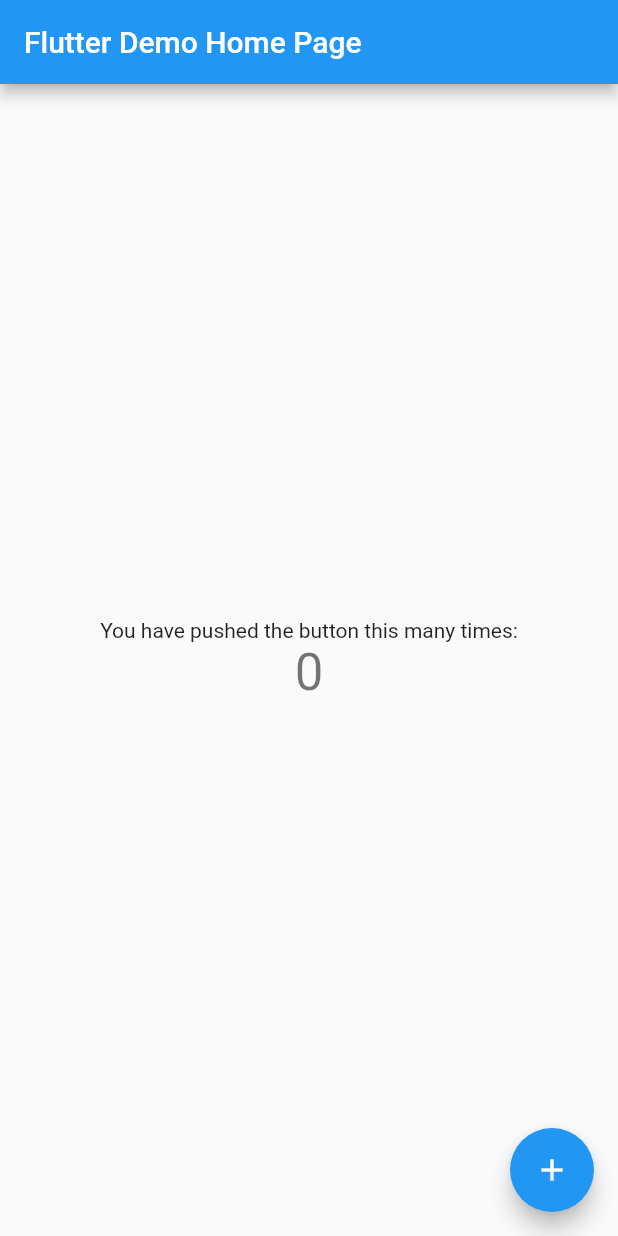
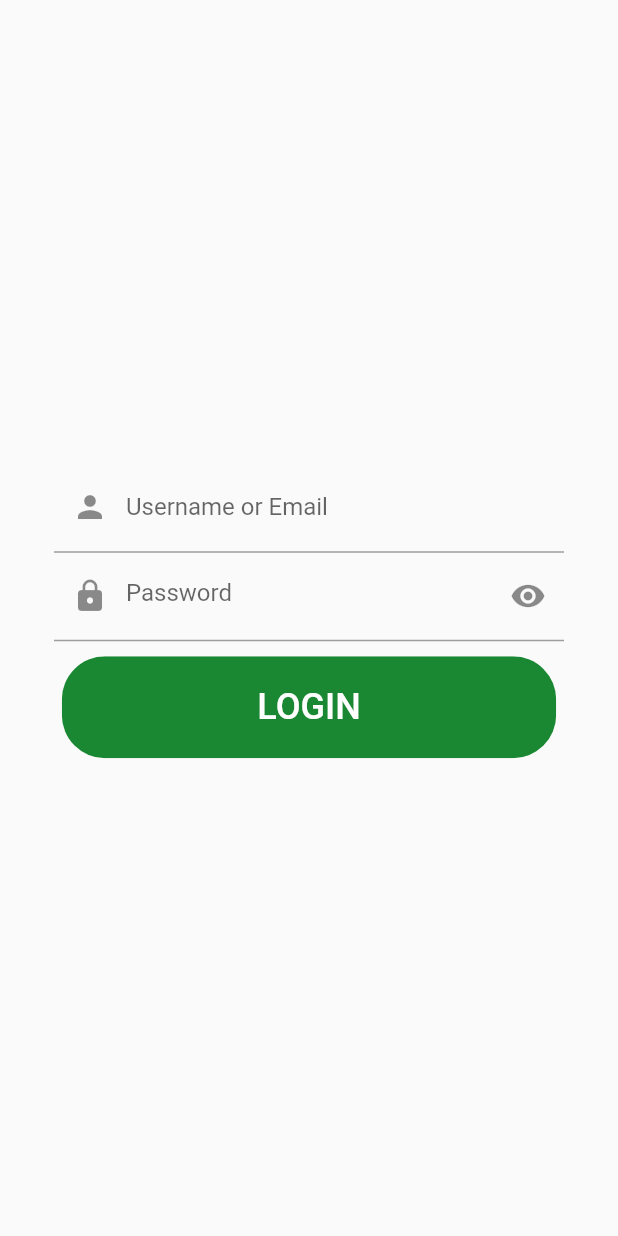
Before and after one commit to ikhsan-fauji/flutter_foody, a Flutter app: the screen it shows after launch, on a phone screen of 412 x 824 dp. Run offline on Flutter 3.47's test engine with Material 2 defaults, Android fonts, the phone set to English and light mode, and no system bars.

Commit message:
Setup sample page

```diff
--- /dev/null
+++ b/lib/components/rounded_button.dart
@@ -0,0 +1,36 @@
+import 'package:flutter/material.dart';
+
+class RoundedButton extends StatelessWidget {
+  final String text;
+  final Function press;
+  final Color color, textColor;
+
+  const RoundedButton({
+    Key key, this.text = '', this.press, this.color, this.textColor = Colors.white,
+  }) : super(key: key);
+
+  @override
+  Widget build(BuildContext context) {
+    Size size = MediaQuery.of(context).size;
+
+    return Container(
+      margin: EdgeInsets.symmetric(vertical: 10),
+      width: size.width * 0.8,
+      child: ClipRRect(
+        borderRadius: BorderRadius.circular(29),
+        child: FlatButton(
+          padding: EdgeInsets.symmetric(vertical: 20, horizontal: 40),
+          color: Color.fromRGBO(26, 136, 50, 1),
+          onPressed: () {},
+          child: Text(
+            text,
+            style: TextStyle(
+              color: textColor,
+              fontSize: 24.0
+            ),
+          ),
+        ),
+      ),
+    );
+  }
+}
--- /dev/null
+++ b/lib/detail_page.dart
@@ -0,0 +1,19 @@
+import 'package:flutter/material.dart';
+import 'package:futter_foody/home_page.dart';
+
+class DetailPage extends  StatelessWidget {
+  @override
+  Widget build(BuildContext context) {
+    return Scaffold(
+      appBar: AppBar(title: Text('Foody'),),
+      body: Center(
+        child: RaisedButton(
+          child: Text('Back'),
+          onPressed: () {
+            Navigator.pop(context, MaterialPageRoute(builder: (context) => HomePage()));
+          },
+        ),
+      ),
+    );
+  }
+}
--- /dev/null
+++ b/lib/home_page.dart
@@ -0,0 +1,19 @@
+import 'package:flutter/material.dart';
+import 'package:futter_foody/detail_page.dart';
+
+class HomePage extends  StatelessWidget {
+  @override
+  Widget build(BuildContext context) {
+    return Scaffold(
+      appBar: AppBar(title: Text('Foody'),),
+      body: Center(
+        child: RaisedButton(
+          child: Text('Detail'),
+          onPressed: () {
+            Navigator.push(context, MaterialPageRoute(builder: (context) => DetailPage()));
+          },
+        ),
+      ),
+    );
+  }
+}
--- /dev/null
+++ b/lib/login_page.dart
@@ -0,0 +1,67 @@
+import 'package:flutter/material.dart';
+import 'components/rounded_button.dart';
+
+
+class LoginPage extends StatelessWidget {
+  @override
+  Widget build(BuildContext context) {
+    return Scaffold(
+      body: Center(
+        child: Container(
+          child: Padding(
+            padding: const EdgeInsets.all(36.00),
+            child: Column(
+              crossAxisAlignment: CrossAxisAlignment.center,
+              mainAxisAlignment: MainAxisAlignment.center,
+              children: <Widget>[
+                TextContainer(
+                  child: TextField(
+                    decoration: InputDecoration(
+                      prefixIcon: Icon(Icons.person),
+                      hintText: 'Username or Email',
+                      border: InputBorder.none,
+                      contentPadding: EdgeInsets.fromLTRB(20.0, 15.0, 20.0, 15.0)),
+                  ),
+                ),
+                TextContainer(
+                  child: TextField(
+                    decoration: InputDecoration(
+                      prefixIcon: Icon(Icons.lock),
+                      hintText: 'Password',
+                      border: InputBorder.none,
+                      suffixIcon: Icon(Icons.remove_red_eye_sharp)
+                    ),
+                  ),
+                ),
+                RoundedButton(text: 'LOGIN')
+              ],
+            ),
+          ),
+        ),
+      ),
+    );
+  }
+}
+
+class TextContainer extends StatelessWidget {
+  final child;
+  const TextContainer({
+    Key key, this.child,
+  }) : super(key: key);
+
+  @override
+  Widget build(BuildContext context) {
+    return Container(
+      padding: EdgeInsets.symmetric(horizontal: 0, vertical: 5),
+      child: child,
+      decoration: BoxDecoration(
+        border: Border(
+          bottom: BorderSide(
+            width: 1,
+            color: Colors.grey
+          )
+        ),
+      ),
+    );
+  }
+}
--- a/lib/main.dart
+++ b/lib/main.dart
@@ -1,117 +1,20 @@
 import 'package:flutter/material.dart';
+import 'package:futter_foody/login_page.dart';
 
-void main() {
-  runApp(MyApp());
-}
+void main() => runApp(MyApp());
 
 class MyApp extends StatelessWidget {
   // This widget is the root of your application.
   @override
   Widget build(BuildContext context) {
     return MaterialApp(
-      title: 'Flutter Demo',
+      debugShowCheckedModeBanner: false,
+      title: 'Foody',
       theme: ThemeData(
-        // This is the theme of your application.
-        //
-        // Try running your application with "flutter run". You'll see the
-        // application has a blue toolbar. Then, without quitting the app, try
-        // changing the primarySwatch below to Colors.green and then invoke
-        // "hot reload" (press "r" in the console where you ran "flutter run",
-        // or simply save your changes to "hot reload" in a Flutter IDE).
-        // Notice that the counter didn't reset back to zero; the application
-        // is not restarted.
         primarySwatch: Colors.blue,
-        // This makes the visual density adapt to the platform that you run
-        // the app on. For desktop platforms, the controls will be smaller and
-        // closer together (more dense) than on mobile platforms.
         visualDensity: VisualDensity.adaptivePlatformDensity,
       ),
-      home: MyHomePage(title: 'Flutter Demo Home Page'),
+      home: LoginPage(),
     );
   }
 }
-
-class MyHomePage extends StatefulWidget {
-  MyHomePage({Key key, this.title}) : super(key: key);
-
-  // This widget is the home page of your application. It is stateful, meaning
-  // that it has a State object (defined below) that contains fields that affect
-  // how it looks.
-
-  // This class is the configuration for the state. It holds the values (in this
-  // case the title) provided by the parent (in this case the App widget) and
-  // used by the build method of the State. Fields in a Widget subclass are
-  // always marked "final".
-
-  final String title;
-
-  @override
-  _MyHomePageState createState() => _MyHomePageState();
-}
-
-class _MyHomePageState extends State<MyHomePage> {
-  int _counter = 0;
-
-  void _incrementCounter() {
-    setState(() {
-      // This call to setState tells the Flutter framework that something has
-      // changed in this State, which causes it to rerun the build method below
-      // so that the display can reflect the updated values. If we changed
-      // _counter without calling setState(), then the build method would not be
-      // called again, and so nothing would appear to happen.
-      _counter++;
-    });
-  }
-
-  @override
-  Widget build(BuildContext context) {
-    // This method is rerun every time setState is called, for instance as done
-    // by the _incrementCounter method above.
-    //
-    // The Flutter framework has been optimized to make rerunning build methods
-    // fast, so that you can just rebuild anything that needs updating rather
-    // than having to individually change instances of widgets.
-    return Scaffold(
-      appBar: AppBar(
-        // Here we take the value from the MyHomePage object that was created by
-        // the App.build method, and use it to set our appbar title.
-        title: Text(widget.title),
-      ),
-      body: Center(
-        // Center is a layout widget. It takes a single child and positions it
-        // in the middle of the parent.
-        child: Column(
-          // Column is also a layout widget. It takes a list of children and
-          // arranges them vertically. By default, it sizes itself to fit its
-          // children horizontally, and tries to be as tall as its parent.
-          //
-          // Invoke "debug painting" (press "p" in the console, choose the
-          // "Toggle Debug Paint" action from the Flutter Inspector in Android
-          // Studio, or the "Toggle Debug Paint" command in Visual Studio Code)
-          // to see the wireframe for each widget.
-          //
-          // Column has various properties to control how it sizes itself and
-          // how it positions its children. Here we use mainAxisAlignment to
-          // center the children vertically; the main axis here is the vertical
-          // axis because Columns are vertical (the cross axis would be
-          // horizontal).
-          mainAxisAlignment: MainAxisAlignment.center,
-          children: <Widget>[
-            Text(
-              'You have pushed the button this many times:',
-            ),
-            Text(
-              '$_counter',
-              style: Theme.of(context).textTheme.headline4,
-            ),
-          ],
-        ),
-      ),
-      floatingActionButton: FloatingActionButton(
-        onPressed: _incrementCounter,
-        tooltip: 'Increment',
-        child: Icon(Icons.add),
-      ), // This trailing comma makes auto-formatting nicer for build methods.
-    );
-  }
-}
--- a/pubspec.yaml
+++ b/pubspec.yaml
@@ -45,9 +45,8 @@ flutter:
   uses-material-design: true
 
   # To add assets to your application, add an assets section, like this:
-  # assets:
-  #   - images/a_dot_burr.jpeg
-  #   - images/a_dot_ham.jpeg
+  assets:
+    - assets/
 
   # An image asset can refer to one or more resolution-specific "variants", see
   # https://flutter.dev/assets-and-images/#resolution-aware.
```
Also changed, not shown: assets/lock-icn.png (added), assets/login-ilustration.png (added), assets/login-ilustration.svg (added), assets/preview-icn.png (added), assets/user-icn.png (added).
